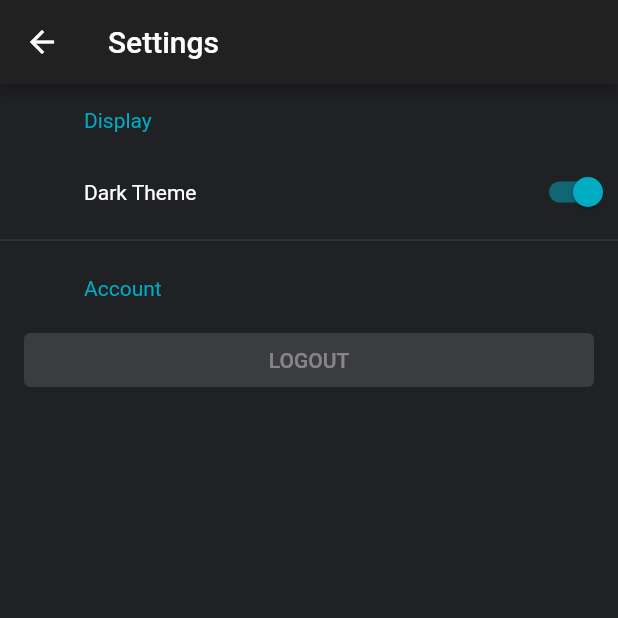
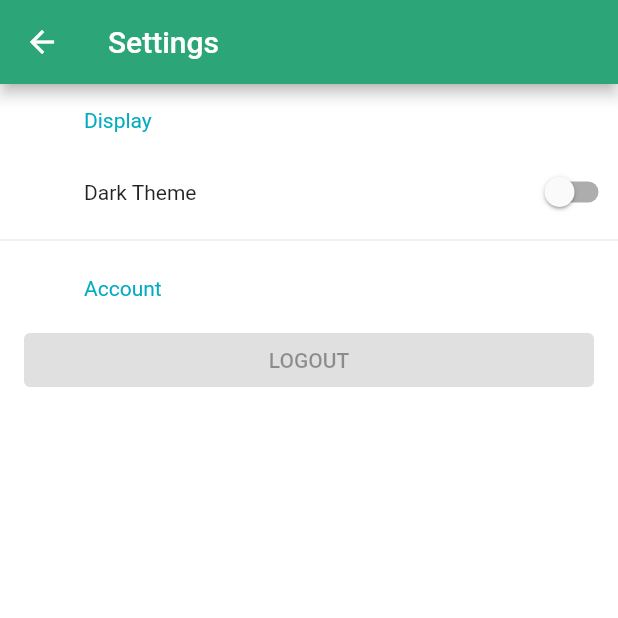
Before and after one commit to Aabell8/cerf_mobile, a Flutter app: the screen it shows after launch, after a tap on the "settings" icon, on a phone screen of 412 x 824 dp, the top half of it. Run offline on Flutter 3.47's test engine with Material 2 defaults, Android fonts, the phone set to English and light mode, and no system bars; our stand-ins replace shared_preferences; network calls fail; Roboto replaces fonts that are missing (GoogleSans).

Commit message:
Added shared preference storage of options

```diff
--- a/lib/main.dart
+++ b/lib/main.dart
@@ -6,8 +6,11 @@ import 'package:flutter/material.dart';
 import 'package:flutter/foundation.dart' show defaultTargetPlatform;
 
 import 'package:cerf_mobile/services/auth.dart';
+import 'package:shared_preferences/shared_preferences.dart';
 
 void main() => runApp(MyApp());
+
+const _themeKey = "theme_option";
 
 class MyApp extends StatefulWidget {
   @override
@@ -19,19 +22,39 @@ class MyApp extends StatefulWidget {
 class MyAppState extends State<MyApp> {
   VissOptions _options;
 
+  Future<SharedPreferences> _prefs = SharedPreferences.getInstance();
+
+  void _getOptions() async {
+    final SharedPreferences prefs = await _prefs;
+
+    bool _theme = prefs.getBool(_themeKey);
+    if (_theme != null && _theme) {
+      setState(() {
+        _options = _options.copyWith(theme: kDarkVissTheme);
+      });
+    }
+  }
+
+  void _setOptions(VissOptions options) async {
+    final SharedPreferences prefs = await _prefs;
+    prefs.setBool(_themeKey, options.theme == kDarkVissTheme);
+  }
+
   @override
   void initState() {
     super.initState();
     _options = VissOptions(
-      theme: kDarkVissTheme,
+      theme: kLightVissTheme,
       platform: defaultTargetPlatform,
     );
+    _getOptions();
   }
 
   void _handleOptionsChanged(VissOptions newOptions) {
     setState(() {
       _options = newOptions;
     });
+    _setOptions(newOptions);
   }
 
   @override
```
